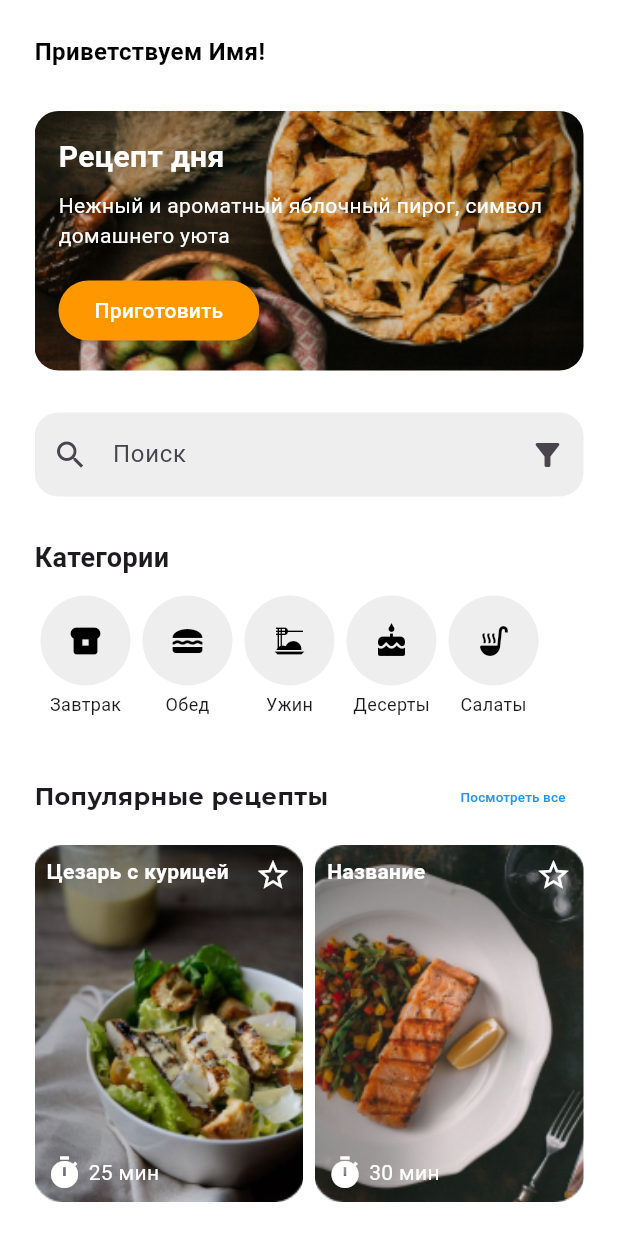
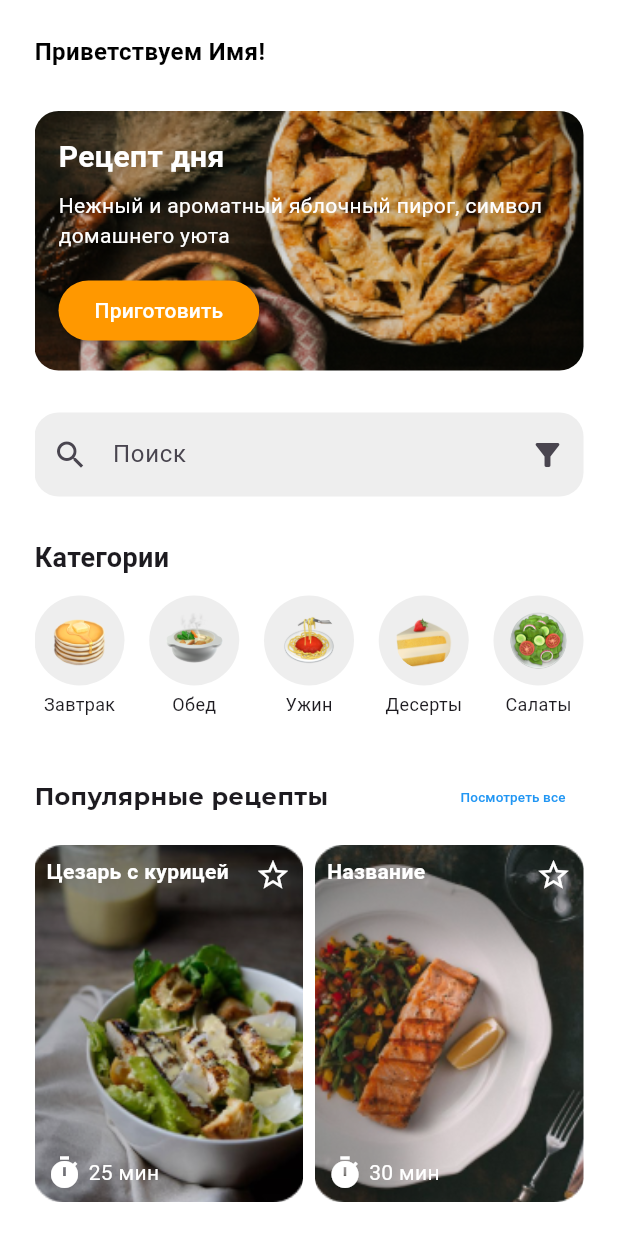
Before and after one commit to Kushmurat/Cookly, a Flutter app: the MainMenu screen opened directly, on a phone screen of 412 x 824 dp. Run offline on Flutter 3.47's test engine with Material 3 defaults, Android fonts, the light colour scheme and no system bars; our stand-ins replace dio, flutter_svg, google_fonts; accounts and stored records are empty.

Commit message:
Kategorii icons

```diff
--- a/lib/src/widget/categories_widget.dart
+++ b/lib/src/widget/categories_widget.dart
@@ -10,29 +10,29 @@ class CategoriesWidget extends StatelessWidget {
   Widget build(BuildContext context) {
     final categories = [
       {
-        'icon': Icons.breakfast_dining,
+        'image': 'assets/images/ic_breakfast.png',
         'label': 'Завтрак',
-        'page': BreakfastPage(), // Страница для "Завтрак"
+        'page': BreakfastPage(),
       },
       {
-        'icon': Icons.lunch_dining,
+        'image': 'assets/images/ic_lunch.png',
         'label': 'Обед',
-        'page': LunchPage(), // Страница для "Обед"
+        'page': LunchPage(),
       },
       {
-        'icon': Icons.dinner_dining,
+        'image': 'assets/images/ic_dinner.png',
         'label': 'Ужин',
-        'page': DinnerPage(), // Страница для "Ужин"
+        'page': DinnerPage(),
       },
       {
-        'icon': Icons.cake,
+        'image': 'assets/images/ic_dessert.png',
         'label': 'Десерты',
-        'page': DessertPage(), // Страница для "Десерты"
+        'page': DessertPage(),
       },
       {
-        'icon': Icons.soup_kitchen,
+        'image': 'assets/images/ic_salad.png',
         'label': 'Салаты',
-        'page': SaladPage(), // Страница для "Салаты"
+        'page': SaladPage(),
       },
     ];
 
@@ -48,26 +48,29 @@ class CategoriesWidget extends StatelessWidget {
         ),
         const SizedBox(height: 12),
         Row(
+          mainAxisAlignment: MainAxisAlignment.spaceBetween,
           children: categories.map((category) {
-            return Padding(
-              padding: const EdgeInsets.symmetric(horizontal: 4.0),
+            return GestureDetector(
+              onTap: () {
+                Navigator.push(
+                  context,
+                  MaterialPageRoute(
+                    builder: (context) => category['page'] as Widget,
+                  ),
+                );
+              },
               child: Column(
                 children: [
                   CircleAvatar(
                     backgroundColor: Colors.grey[200],
                     radius: 30,
-                    child: IconButton(
-                      icon: Icon(category['icon'] as IconData),
-                      color: Colors.black,
-                      onPressed: () {
-                        Navigator.push(
-                          context,
-                          MaterialPageRoute(
-                            builder: (context) =>
-                            category['page'] as Widget,
-                          ),
-                        );
-                      },
+                    child: ClipOval(
+                      child: Image.asset(
+                        category['image'] as String,
+                        fit: BoxFit.cover,
+                        width: 38,
+                        height: 38,
+                      ),
                     ),
                   ),
                   const SizedBox(height: 4),
```
Also changed, not shown: lib/src/feature/menu/main_menu.dart (+0 -55 lines), assets/images/ic_breakfast.png (added), assets/images/ic_dessert.png (added), assets/images/ic_dinner.png (added), assets/images/ic_lunch.png (added), assets/images/ic_salad.png (added), 1 other file.
